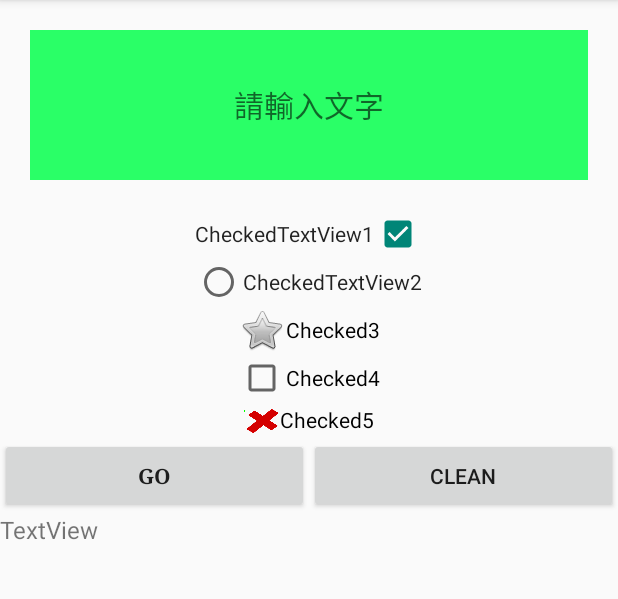
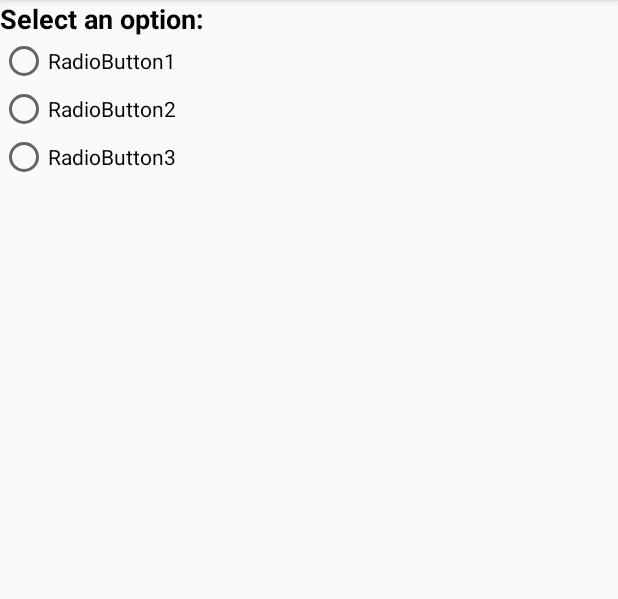
Before and after one commit to Syooian/IMCSD_AppDesign, an Android app: the screen it shows after launch (MainActivity), on a phone screen of 412 x 824 dp, the part 84-683 px from its top. Run offline under Robolectric (Android 15) with nearby library versions, the phone set to English and light mode, and no system bars.

```diff
--- a/app/src/main/java/com/example/testapplication1/MainActivity.java
+++ b/app/src/main/java/com/example/testapplication1/MainActivity.java
@@ -22,7 +22,7 @@ public class MainActivity extends AppCompatActivity {
     protected void onCreate(Bundle savedInstanceState) {
         super.onCreate(savedInstanceState);
         //EdgeToEdge.enable(this);//是否顯示上方的狀態列
-        setContentView(R.layout.editor_layout);
+        setContentView(R.layout.radio_button_layout);
 //        ViewCompat.setOnApplyWindowInsetsListener(findViewById(R.id.main), (v, insets) -> {
 //            Insets systemBars = insets.getInsets(WindowInsetsCompat.Type.systemBars());
 //            v.setPadding(systemBars.left, systemBars.top, systemBars.right, systemBars.bottom);
@@ -30,6 +30,8 @@ public class MainActivity extends AppCompatActivity {
 //        });
 
         try {
+            //搭配editor_layout.xml使用
+
             CheckedTextView2 = findViewById(R.id.Check2);
             CheckedTextView2.setOnClickListener(new View.OnClickListener() {
                 @Override
--- /dev/null
+++ b/app/src/main/res/layout/radio_button_layout.xml
@@ -0,0 +1,39 @@
+<?xml version="1.0" encoding="utf-8"?>
+<LinearLayout xmlns:android="http://schemas.android.com/apk/res/android"
+    xmlns:tools="http://schemas.android.com/tools"
+    android:layout_width="match_parent"
+    android:layout_height="match_parent"
+    android:orientation="vertical">
+
+    <TextView
+        android:layout_width="wrap_content"
+        android:layout_height="wrap_content"
+        android:text="Select an option:"
+        android:textColor="@color/black"
+        android:textSize="18dp"
+        android:textStyle="bold" />
+
+    <RadioGroup
+        android:layout_width="match_parent"
+        android:layout_height="wrap_content" >
+
+        <RadioButton
+            android:id="@+id/radioButton1"
+            android:layout_width="wrap_content"
+            android:layout_height="wrap_content"
+            android:text="RadioButton1" />
+
+        <RadioButton
+            android:id="@+id/radioButton2"
+            android:layout_width="wrap_content"
+            android:layout_height="wrap_content"
+            android:text="RadioButton2" />
+
+        <RadioButton
+            android:id="@+id/radioButton3"
+            android:layout_width="wrap_content"
+            android:layout_height="wrap_content"
+            android:text="RadioButton3" />
+    </RadioGroup>
+
+</LinearLayout>
```
